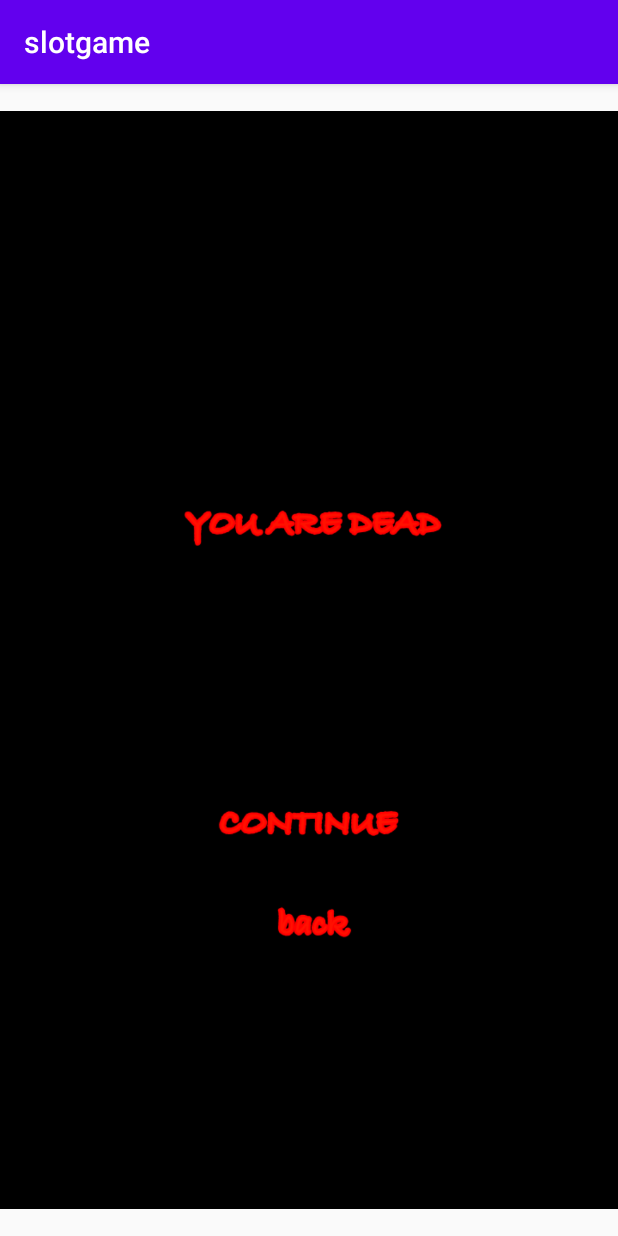
After one commit to konan-pbl-2021/slotgame, an Android app: the DeadView screen opened directly, with no data from a screen before it, on a phone screen of 412 x 824 dp. The commit adds this screen. Run offline under Robolectric (Android 15) with nearby library versions, the phone set to English and light mode, and no system bars.

Commit message:
イラスト

```diff
--- /dev/null
+++ b/app/src/main/java/com/example/slotgame/DeadView.java
@@ -0,0 +1,14 @@
+package com.example.slotgame;
+
+import androidx.appcompat.app.AppCompatActivity;
+
+import android.os.Bundle;
+
+public class DeadView extends AppCompatActivity {
+
+    @Override
+    protected void onCreate(Bundle savedInstanceState) {
+        super.onCreate(savedInstanceState);
+        setContentView(R.layout.activity_dead_view);
+    }
+}
--- /dev/null
+++ b/app/src/main/res/layout/activity_dead_view.xml
@@ -0,0 +1,42 @@
+<?xml version="1.0" encoding="utf-8"?>
+<androidx.constraintlayout.widget.ConstraintLayout xmlns:android="http://schemas.android.com/apk/res/android"
+    xmlns:app="http://schemas.android.com/apk/res-auto"
+    xmlns:tools="http://schemas.android.com/tools"
+    android:layout_width="match_parent"
+    android:layout_height="match_parent"
+    tools:context=".DeadView">
+
+    <ImageView
+        android:id="@+id/Dead"
+        android:layout_width="wrap_content"
+        android:layout_height="wrap_content"
+        app:layout_constraintBottom_toBottomOf="parent"
+        app:layout_constraintEnd_toEndOf="parent"
+        app:layout_constraintHorizontal_bias="0.0"
+        app:layout_constraintStart_toStartOf="parent"
+        app:layout_constraintTop_toTopOf="parent"
+        app:layout_constraintVertical_bias="0.0"
+        app:srcCompat="@drawable/finish" />
+
+    <Button
+        android:id="@+id/button2"
+        android:layout_width="135dp"
+        android:layout_height="50dp"
+        android:background="@null"
+        app:layout_constraintBottom_toBottomOf="parent"
+        app:layout_constraintEnd_toEndOf="parent"
+        app:layout_constraintStart_toStartOf="parent"
+        app:layout_constraintTop_toTopOf="@+id/Dead"
+        app:layout_constraintVertical_bias="0.657" />
+
+    <Button
+        android:id="@+id/button4"
+        android:layout_width="wrap_content"
+        android:layout_height="wrap_content"
+        android:background="@null"
+        app:layout_constraintBottom_toBottomOf="@+id/Dead"
+        app:layout_constraintEnd_toEndOf="parent"
+        app:layout_constraintStart_toStartOf="parent"
+        app:layout_constraintTop_toBottomOf="@+id/button2"
+        app:layout_constraintVertical_bias="0.108" />
+</androidx.constraintlayout.widget.ConstraintLayout>
--- a/app/src/main/res/values/strings.xml
+++ b/app/src/main/res/values/strings.xml
@@ -1,3 +1,5 @@
 <resources>
     <string name="app_name">slotgame</string>
+    <string name="continue1">continue</string>
+    <string name="todo">TODO</string>
 </resources>
```
Also changed, not shown: app/src/main/AndroidManifest.xml (+7 -1 lines), app/src/main/java/com/example/slotgame/Battle.java (added, +14 -0 lines), app/src/main/java/com/example/slotgame/Battle2.java (added, +14 -0 lines), app/src/main/java/com/example/slotgame/Battle3.java (added, +14 -0 lines), app/src/main/java/com/example/slotgame/StartView.java (added, +14 -0 lines), app/src/main/res/layout/activity_battle.xml (added, +32 -0 lines), app/src/main/res/layout/activity_battle2.xml (added, +32 -0 lines), app/src/main/res/layout/activity_battle3.xml (added, +32 -0 lines), app/src/main/res/layout/activity_main.xml (+1 -12 lines), app/src/main/res/layout/activity_start_view.xml (added, +32 -0 lines), app/src/main/res/drawable/character3.png (added), app/src/main/res/drawable/finish.png (added), app/src/main/res/drawable/start.png (added).
